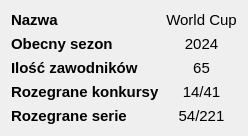
SiekamCebule/sj-sim, file source/UI/Seasons/SimulationSaveInfoWidget.ui: the form before one commit.
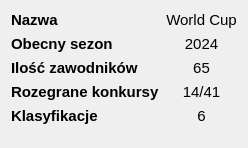
The form after the commit.

The edit to the form file:
```diff
--- a/source/UI/Seasons/SimulationSaveInfoWidget.ui
+++ b/source/UI/Seasons/SimulationSaveInfoWidget.ui
@@ -7,7 +7,7 @@
     <x>0</x>
     <y>0</y>
     <width>244</width>
-    <height>129</height>
+    <height>148</height>
    </rect>
   </property>
   <property name="windowTitle">
@@ -137,7 +137,7 @@
         </font>
        </property>
        <property name="text">
-        <string>Rozegrane serie</string>
+        <string>Klasyfikacje</string>
        </property>
       </widget>
      </item>
@@ -149,7 +149,7 @@
         </font>
        </property>
        <property name="text">
-        <string>54/221</string>
+        <string>6</string>
        </property>
        <property name="alignment">
         <set>Qt::AlignCenter</set>
```
Left out of the diff: 80 changed lines with no effect on the pictures.
